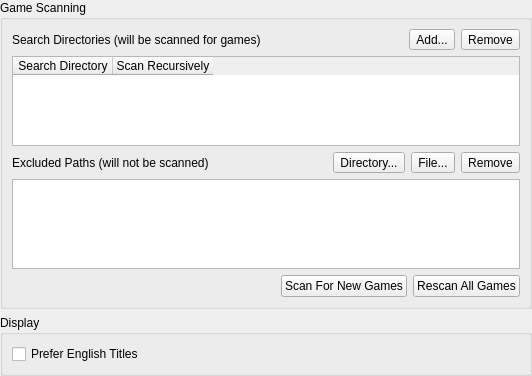
Qt form pcsx2-qt/Settings/GameListSettingsWidget.ui (PCSX2/pcsx2) before a commit.
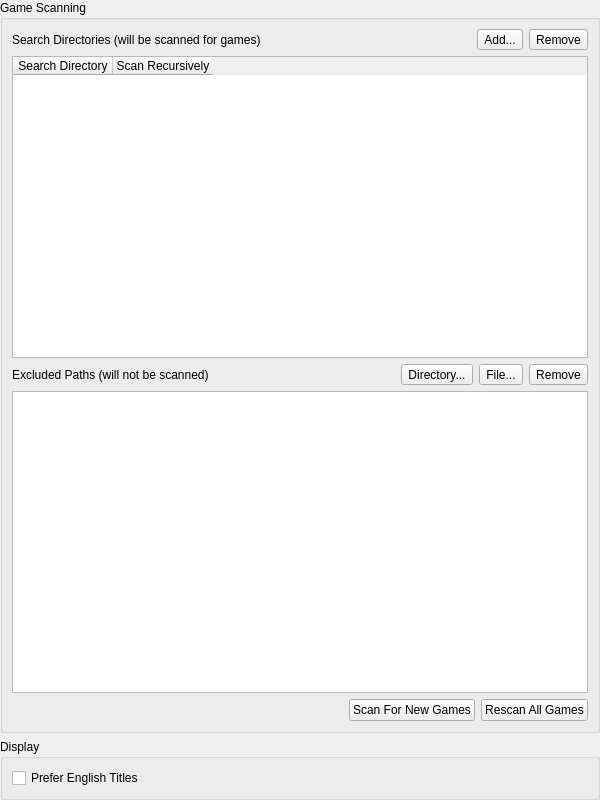
The same form after that commit. Icons and pictures are not drawn.

Commit message: Qt: Fix various settings window layout issues

```diff
--- a/pcsx2-qt/Settings/GameListSettingsWidget.ui
+++ b/pcsx2-qt/Settings/GameListSettingsWidget.ui
@@ -6,11 +6,11 @@
    <rect>
     <x>0</x>
     <y>0</y>
-    <width>532</width>
-    <height>376</height>
+    <width>600</width>
+    <height>800</height>
    </rect>
   </property>
-  <layout class="QVBoxLayout" name="verticalLayout" stretch="0,2,0,1,0">
+  <layout class="QVBoxLayout" name="verticalLayout" stretch="1,0">
    <property name="leftMargin">
     <number>0</number>
    </property>
```
Left out of the diff: 21 changed lines with no effect on the pictures. The commit also changes 4 other files.
